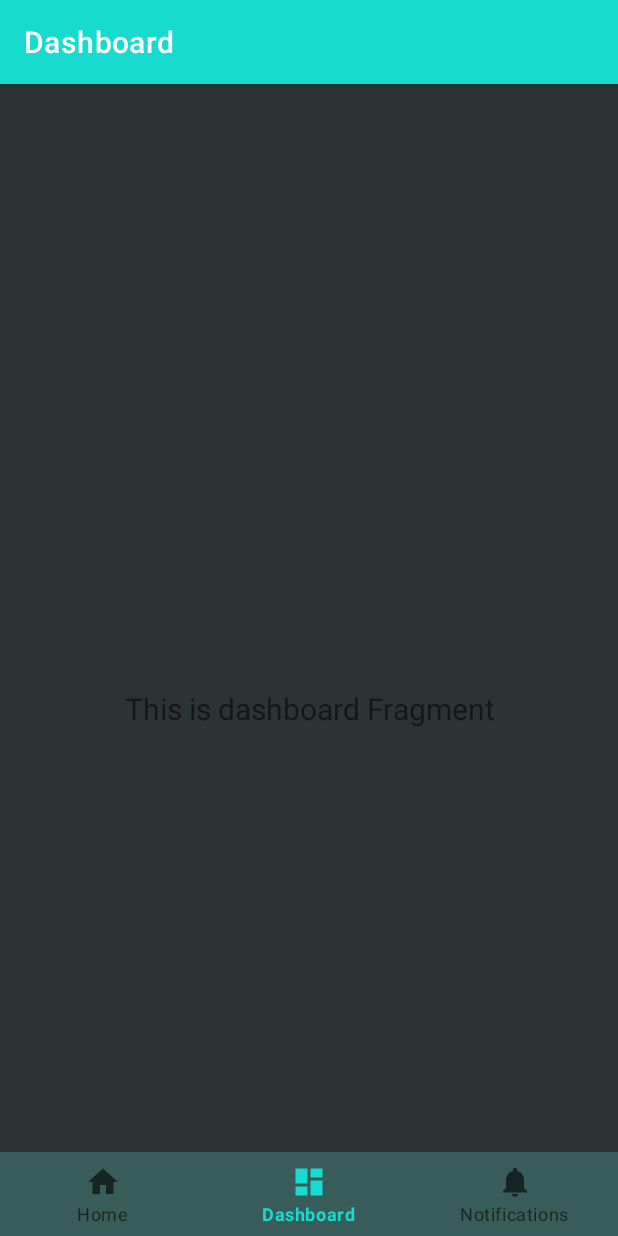
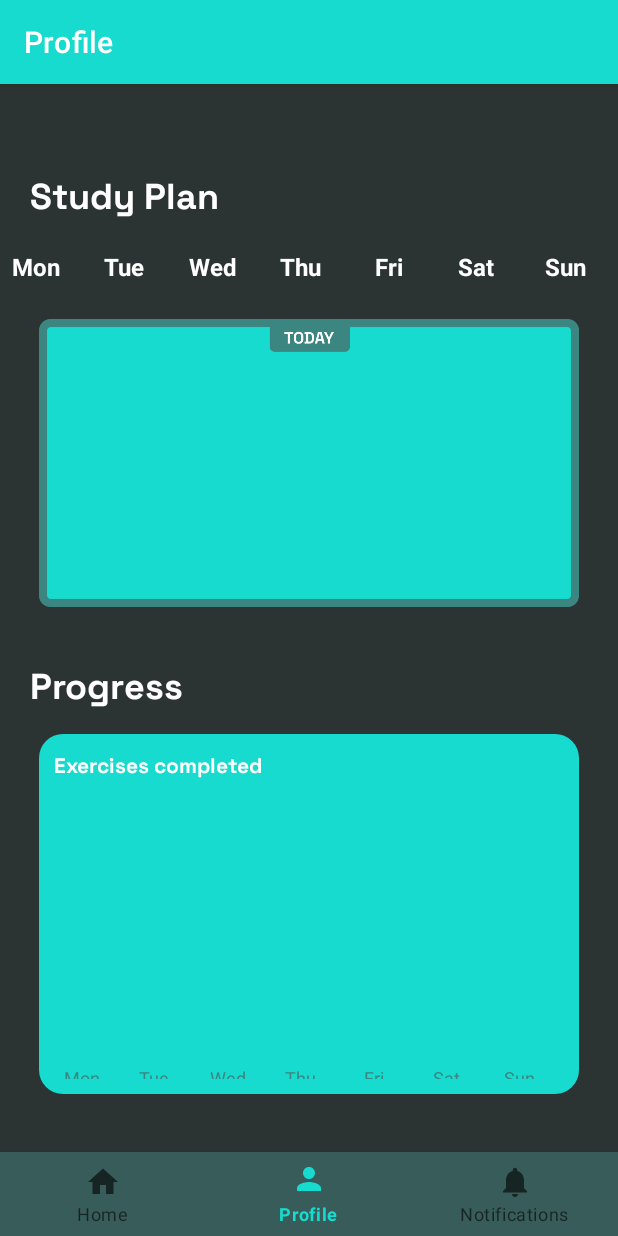
Before and after one commit to LBLB123/Lingua, an Android app: the screen it shows after launch (MainActivity), item 2 of the bottom bar chosen, on a phone screen of 412 x 824 dp. Run offline under Robolectric (Android 15) with nearby library versions, the phone set to English and light mode, and no system bars; our stand-ins replace navigation-ui.

Commit message:
profile screen implementation

```diff
--- a/app/src/main/java/com/example/lingua/MainActivity.kt
+++ b/app/src/main/java/com/example/lingua/MainActivity.kt
@@ -25,7 +25,7 @@ class MainActivity : AppCompatActivity() {
         // Passing each menu ID as a set of Ids because each
         // menu should be considered as top level destinations.
         val appBarConfiguration = AppBarConfiguration(setOf(
-                R.id.navigation_home, R.id.navigation_dashboard, R.id.navigation_notifications))
+                R.id.navigation_home, R.id.navigation_profile, R.id.navigation_notifications))
         setupActionBarWithNavController(navController, appBarConfiguration)
         navView.setupWithNavController(navController)
     }
--- a/app/src/main/java/com/example/lingua/ui/dashboard/DashboardFragment.kt
+++ /dev/null
@@ -1,42 +0,0 @@
-package com.example.lingua.ui.dashboard
-
-import android.os.Bundle
-import android.view.LayoutInflater
-import android.view.View
-import android.view.ViewGroup
-import android.widget.TextView
-import androidx.fragment.app.Fragment
-import androidx.lifecycle.ViewModelProvider
-import com.example.lingua.databinding.FragmentDashboardBinding
-
-class DashboardFragment : Fragment() {
-
-    private var _binding: FragmentDashboardBinding? = null
-
-    // This property is only valid between onCreateView and
-    // onDestroyView.
-    private val binding get() = _binding!!
-
-    override fun onCreateView(
-            inflater: LayoutInflater,
-            container: ViewGroup?,
-            savedInstanceState: Bundle?
-    ): View {
-        val dashboardViewModel =
-                ViewModelProvider(this).get(DashboardViewModel::class.java)
-
-        _binding = FragmentDashboardBinding.inflate(inflater, container, false)
-        val root: View = binding.root
-
-        val textView: TextView = binding.textDashboard
-        dashboardViewModel.text.observe(viewLifecycleOwner) {
-            textView.text = it
-        }
-        return root
-    }
-
-    override fun onDestroyView() {
-        super.onDestroyView()
-        _binding = null
-    }
-}
--- a/app/src/main/java/com/example/lingua/ui/dashboard/DashboardViewModel.kt
+++ /dev/null
@@ -1,13 +0,0 @@
-package com.example.lingua.ui.dashboard
-
-import androidx.lifecycle.LiveData
-import androidx.lifecycle.MutableLiveData
-import androidx.lifecycle.ViewModel
-
-class DashboardViewModel : ViewModel() {
-
-    private val _text = MutableLiveData<String>().apply {
-        value = "This is dashboard Fragment"
-    }
-    val text: LiveData<String> = _text
-}
--- /dev/null
+++ b/app/src/main/java/com/example/lingua/ui/dashboard/ProfileFragment.kt
@@ -0,0 +1,61 @@
+package com.example.lingua.ui.dashboard
+
+import android.graphics.Typeface
+import android.os.Bundle
+import android.util.TypedValue
+import android.view.Gravity
+import android.view.LayoutInflater
+import android.view.View
+import android.view.ViewGroup
+import android.widget.LinearLayout
+import android.widget.TextView
+import androidx.fragment.app.Fragment
+import androidx.core.content.ContextCompat
+import com.example.lingua.R
+
+class ProfileFragment : Fragment() {
+
+    override fun onCreateView(
+        inflater: LayoutInflater, container: ViewGroup?,
+        savedInstanceState: Bundle?
+    ): View? {
+        val rootView = inflater.inflate(R.layout.fragment_profile, container, false)
+
+        val days = listOf("Mon", "Tue", "Wed", "Thu", "Fri", "Sat", "Sun")
+
+        val daysOfWeekContainer: LinearLayout = rootView.findViewById(R.id.days_of_week_container)
+        val progressDaysContainer: LinearLayout = rootView.findViewById(R.id.progress_days_container)
+
+        days.forEach { day ->
+            val dayTextView = TextView(context).apply {
+                layoutParams =
+                    LinearLayout.LayoutParams(0, LinearLayout.LayoutParams.WRAP_CONTENT, 1f).apply {
+                        marginEnd = 16
+                    }
+                text = day
+                setTextColor(ContextCompat.getColor(requireContext(), R.color.white))
+                setTextSize(TypedValue.COMPLEX_UNIT_SP, 16f)
+                setTypeface(null, Typeface.BOLD)
+                gravity = Gravity.CENTER
+            }
+            daysOfWeekContainer.addView(dayTextView)
+        }
+
+        days.forEach { day ->
+            val progressDayTextView = TextView(context).apply {
+                layoutParams =
+                    LinearLayout.LayoutParams(0, LinearLayout.LayoutParams.WRAP_CONTENT, 1f).apply {
+                        marginEnd = 16
+                    }
+                text = day
+                setTextColor(ContextCompat.getColor(requireContext(), R.color.Green))
+                setTextSize(TypedValue.COMPLEX_UNIT_SP, 12f)
+                setTypeface(null, Typeface.NORMAL)
+                gravity = Gravity.CENTER
+            }
+            progressDaysContainer.addView(progressDayTextView)
+        }
+
+        return rootView
+    }
+}
--- a/app/src/main/res/drawable/ic_dashboard_black_24dp.xml
+++ b/app/src/main/res/drawable/ic_profile_black_24dp.xml
@@ -5,5 +5,5 @@
     android:viewportHeight="24.0">
     <path
         android:fillColor="#FF000000"
-        android:pathData="M3,13h8L11,3L3,3v10zM3,21h8v-6L3,15v6zM13,21h8L21,11h-8v10zM13,3v6h8L21,3h-8z" />
+        android:pathData="M12,12c2.67,0 8,1.34 8,4v2H4v-2c0-2.66 5.33-4 8-4zM12,2c2.21,0 4,1.79 4,4s-1.79,4-4,4-4-1.79-4-4S9.79,2 12,2z" />
 </vector>
--- a/app/src/main/res/drawable/rounded_corners.xml
+++ b/app/src/main/res/drawable/rounded_corners.xml
@@ -2,5 +2,4 @@
 <shape xmlns:android="http://schemas.android.com/apk/res/android">
     <corners android:radius="16dp" />
     <solid android:color="#17DBCF" />
-    <stroke android:width="1dp" android:color="#DDDDDD" />
 </shape>
--- a/app/src/main/res/layout/fragment_dashboard.xml
+++ /dev/null
@@ -1,22 +0,0 @@
-<?xml version="1.0" encoding="utf-8"?>
-<androidx.constraintlayout.widget.ConstraintLayout xmlns:android="http://schemas.android.com/apk/res/android"
-    xmlns:app="http://schemas.android.com/apk/res-auto"
-    xmlns:tools="http://schemas.android.com/tools"
-    android:layout_width="match_parent"
-    android:layout_height="match_parent"
-    tools:context=".ui.dashboard.DashboardFragment">
-
-    <TextView
-        android:id="@+id/text_dashboard"
-        android:layout_width="match_parent"
-        android:layout_height="wrap_content"
-        android:layout_marginStart="8dp"
-        android:layout_marginTop="8dp"
-        android:layout_marginEnd="8dp"
-        android:textAlignment="center"
-        android:textSize="20sp"
-        app:layout_constraintBottom_toBottomOf="parent"
-        app:layout_constraintEnd_toEndOf="parent"
-        app:layout_constraintStart_toStartOf="parent"
-        app:layout_constraintTop_toTopOf="parent" />
-</androidx.constraintlayout.widget.ConstraintLayout>
--- /dev/null
+++ b/app/src/main/res/layout/fragment_profile.xml
@@ -0,0 +1,78 @@
+<?xml version="1.0" encoding="utf-8"?>
+<LinearLayout
+    xmlns:android="http://schemas.android.com/apk/res/android"
+    xmlns:tools="http://schemas.android.com/tools"
+    android:layout_width="match_parent"
+    android:layout_height="match_parent"
+    android:orientation="vertical"
+    android:background="@color/DarkGreen"
+    tools:context="com.example.lingua.ui.dashboard.ProfileFragment">
+
+    <TextView
+        android:id="@+id/study_plan_text"
+        android:layout_width="wrap_content"
+        android:layout_height="wrap_content"
+        android:layout_marginStart ="20dp"
+        style="@style/TextStyle.BodyLarge"
+        android:text="@string/study_plan"
+        android:textColor="@color/white"
+        android:textSize="24sp"/>
+
+    <LinearLayout
+        android:id="@+id/days_of_week_container"
+        android:layout_width="match_parent"
+        android:layout_height="wrap_content"
+        android:layout_marginTop="20dp"
+        android:orientation="horizontal"
+        android:weightSum="7">
+        <!-- Days of the Week will be added programmatically -->
+    </LinearLayout>
+
+    <ImageView
+        android:id="@+id/today_image"
+        android:layout_width="360dp"
+        android:layout_height="200dp"
+        android:layout_gravity="center_horizontal"
+        android:layout_marginTop="20dp"
+        android:contentDescription="@string/today_s_exercise"
+        android:src="@drawable/today" />
+
+    <TextView
+        android:id="@+id/progress_text"
+        style="@style/TextStyle.BodyLarge"
+        android:layout_width="wrap_content"
+        android:layout_height="45dp"
+        android:layout_marginStart="20dp"
+        android:layout_marginTop="30dp"
+        android:text="@string/progress"
+        android:textColor="@color/white"
+        android:textSize="24sp" />
+
+    <LinearLayout
+        android:id="@+id/progress_container"
+        android:layout_width="360dp"
+        android:layout_height="240dp"
+        android:layout_gravity="center_horizontal"
+        android:layout_marginTop="5dp"
+        android:background="@drawable/rounded_corners"
+        android:orientation="vertical"
+        android:padding="10dp">
+
+        <TextView
+            android:layout_width="wrap_content"
+            android:layout_height="wrap_content"
+            android:text="@string/exercises_completed"
+            style="@style/TextStyle.BodyLarge"
+            android:textColor="@color/white"
+            android:textSize="14sp"/>
+
+        <LinearLayout
+            android:id="@+id/progress_days_container"
+            android:layout_width="match_parent"
+            android:layout_height="wrap_content"
+            android:layout_marginTop="190dp"
+            android:orientation="horizontal"
+            android:weightSum="7">
+        </LinearLayout>
+    </LinearLayout>
+</LinearLayout>
--- a/app/src/main/res/menu/bottom_nav_menu.xml
+++ b/app/src/main/res/menu/bottom_nav_menu.xml
@@ -7,9 +7,9 @@
         android:title="@string/title_home" />
 
     <item
-        android:id="@+id/navigation_dashboard"
-        android:icon="@drawable/ic_dashboard_black_24dp"
-        android:title="@string/title_dashboard" />
+        android:id="@+id/navigation_profile"
+        android:icon="@drawable/ic_profile_black_24dp"
+        android:title="@string/profile" />
 
     <item
         android:id="@+id/navigation_notifications"
--- a/app/src/main/res/navigation/mobile_navigation.xml
+++ b/app/src/main/res/navigation/mobile_navigation.xml
@@ -12,10 +12,10 @@
         tools:layout="@layout/fragment_home" />
 
     <fragment
-        android:id="@+id/navigation_dashboard"
-        android:name="com.example.lingua.ui.dashboard.DashboardFragment"
-        android:label="@string/title_dashboard"
-        tools:layout="@layout/fragment_dashboard" />
+        android:id="@+id/navigation_profile"
+        android:name="com.example.lingua.ui.dashboard.ProfileFragment"
+        android:label="@string/profile"
+        tools:layout="@layout/fragment_profile" />
 
     <fragment
         android:id="@+id/navigation_notifications"
--- a/app/src/main/res/values/colors.xml
+++ b/app/src/main/res/values/colors.xml
@@ -7,4 +7,6 @@
     <color name="teal_700">#FF018786</color>
     <color name="black">#FF000000</color>
     <color name="white">#FFFFFFFF</color>
+    <color name="Green">#3B8681</color>
+    <color name= "DarkGreen">#2C3333</color>
 </resources>
--- a/app/src/main/res/values/strings.xml
+++ b/app/src/main/res/values/strings.xml
@@ -4,4 +4,9 @@
     <string name="title_dashboard">Dashboard</string>
     <string name="title_notifications">Notifications</string>
     <string name="lesson_fragment">Lesson Fragment</string>
+    <string name="exercises_completed">Exercises completed</string>
+    <string name="progress">Progress\n</string>
+    <string name="study_plan">Study Plan</string>
+    <string name="today_s_exercise">Today\'s exercise</string>
+    <string name="profile">Profile</string>
 </resources>
--- a/app/src/main/res/values/themes.xml
+++ b/app/src/main/res/values/themes.xml
@@ -1,4 +1,4 @@
-<resources xmlns:tools="http://schemas.android.com/tools">
+<resources>
     <!-- Base application theme. -->
     <style name="Theme.Lingua" parent="Theme.MaterialComponents.DayNight.DarkActionBar">
         <!-- Primary brand color. -->
@@ -13,4 +13,11 @@
         <item name="android:statusBarColor">?attr/colorPrimaryVariant</item>
         <!-- Customize your theme here. -->
     </style>
+
+    <style name="TextStyle.BodyLarge">
+        <item name="android:fontFamily">@font/relay_space_grotesk_bold</item>
+        <item name="android:textSize">16sp</item>
+    </style>
+
+    <style name="TextStyle">TextStyle</style>
 </resources>
```
Also changed, not shown: gradle/libs.versions.toml (+8 -8 lines), app/src/main/res/drawable/today.png (added), app/src/main/res/font/relay_space_grotesk_bold.ttf (added).
